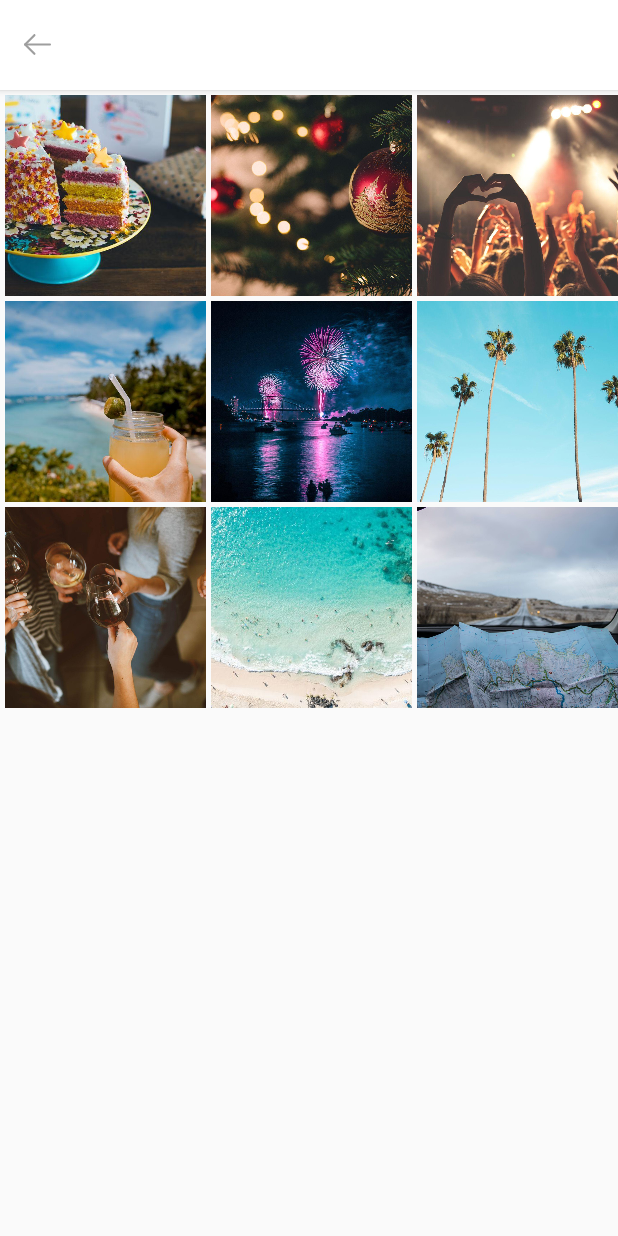
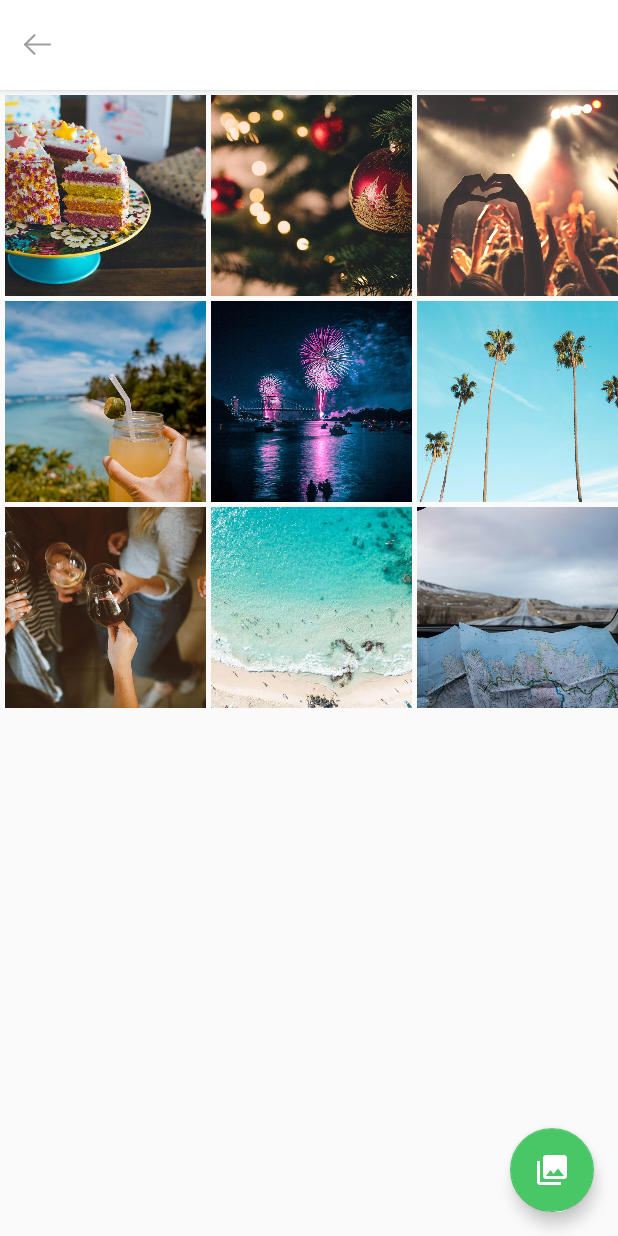
Before and after one commit to vojtechvosmik/soon_android, an Android app: the PhotosActivity screen opened directly, with no data from a screen before it, on a phone screen of 412 x 824 dp. Run offline under Robolectric (Android 15) with nearby library versions, the phone set to English and light mode, and no system bars.

Commit message:
photo from gallery

```diff
--- /dev/null
+++ b/app/src/main/res/drawable/ic_photo_library.xml
@@ -0,0 +1,9 @@
+<vector xmlns:android="http://schemas.android.com/apk/res/android"
+        android:width="24dp"
+        android:height="24dp"
+        android:viewportWidth="24.0"
+        android:viewportHeight="24.0">
+    <path
+        android:fillColor="#FF000000"
+        android:pathData="M22,16L22,4c0,-1.1 -0.9,-2 -2,-2L8,2c-1.1,0 -2,0.9 -2,2v12c0,1.1 0.9,2 2,2h12c1.1,0 2,-0.9 2,-2zM11,12l2.03,2.71L16,11l4,5L8,16l3,-4zM2,6v14c0,1.1 0.9,2 2,2h14v-2L4,20L4,6L2,6z"/>
+</vector>
--- a/app/src/main/res/layout/activity_photos.xml
+++ b/app/src/main/res/layout/activity_photos.xml
@@ -12,7 +12,26 @@
              android:layout_height="60dp"
              layout="@layout/view_toolbar"
              android:id="@+id/toolbar"/>
-    <android.support.v7.widget.RecyclerView
+    <RelativeLayout
             android:layout_width="match_parent"
-            android:layout_height="match_parent" android:id="@+id/recycler_photos"/>
+            android:layout_height="match_parent">
+
+        <android.support.v7.widget.RecyclerView
+                android:layout_width="match_parent"
+                android:layout_height="match_parent" android:id="@+id/recycler_photos">
+        </android.support.v7.widget.RecyclerView>
+        <android.support.design.widget.FloatingActionButton
+                android:layout_width="wrap_content"
+                android:layout_height="wrap_content"
+                android:clickable="true"
+                app:srcCompat="@drawable/ic_photo_library"
+                android:layout_alignParentBottom="true"
+                android:layout_alignParentEnd="true"
+                android:id="@+id/fab_photo_library"
+                android:tint="@color/white"
+                android:focusable="true" android:layout_marginTop="@dimen/margin_large"
+                android:layout_marginStart="@dimen/margin_large" android:layout_marginEnd="@dimen/margin_large"
+                android:layout_marginBottom="@dimen/margin_large" app:backgroundTint="@color/green_main"
+                app:fabSize="normal"/>
+    </RelativeLayout>
 </LinearLayout>
--- a/app/src/main/res/values/strings.xml
+++ b/app/src/main/res/values/strings.xml
@@ -20,5 +20,9 @@
     <string name="cancel">Cancel</string>
     <string name="delete">Delete</string>
     <string name="really_delete_event">Do you really want to delete this event?</string>
+    <string name="choose_photo">Choose photo</string>
+
+    <!-- ERRORS -->
+    <string name="error_photo_from_gallery">Failed to load photo from gallery</string>
 
 </resources>
```
Also changed, not shown: app/src/main/java/cz/vojtechvosmik/soon/activities/PhotosActivity.kt (+37 -3 lines).
